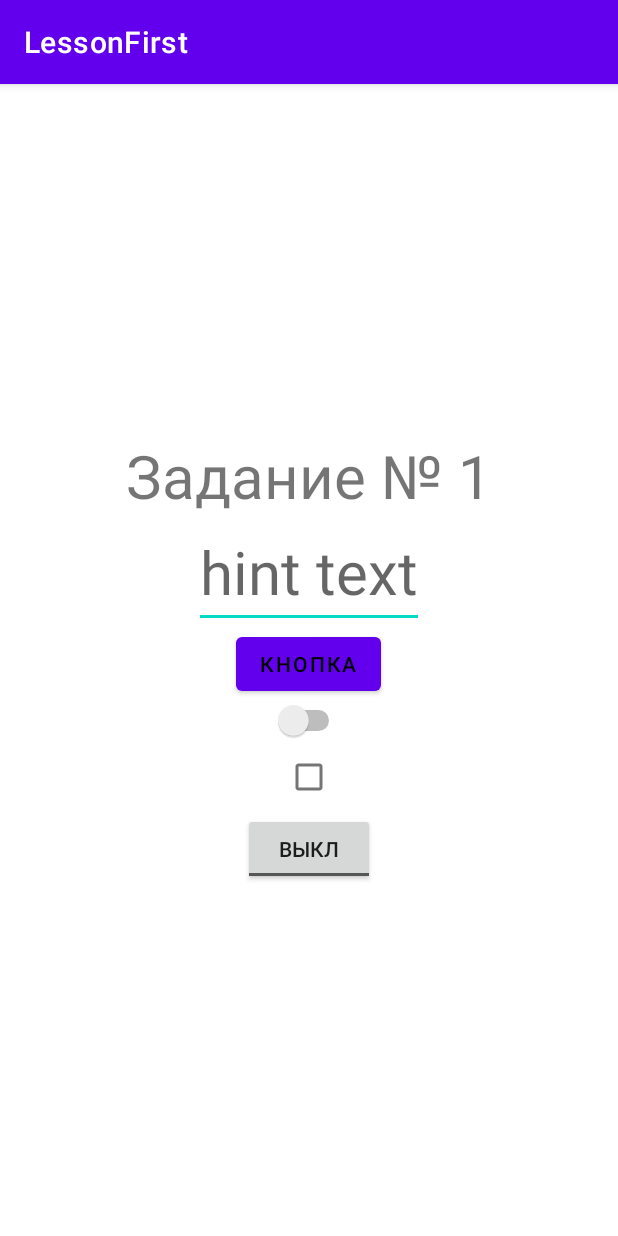
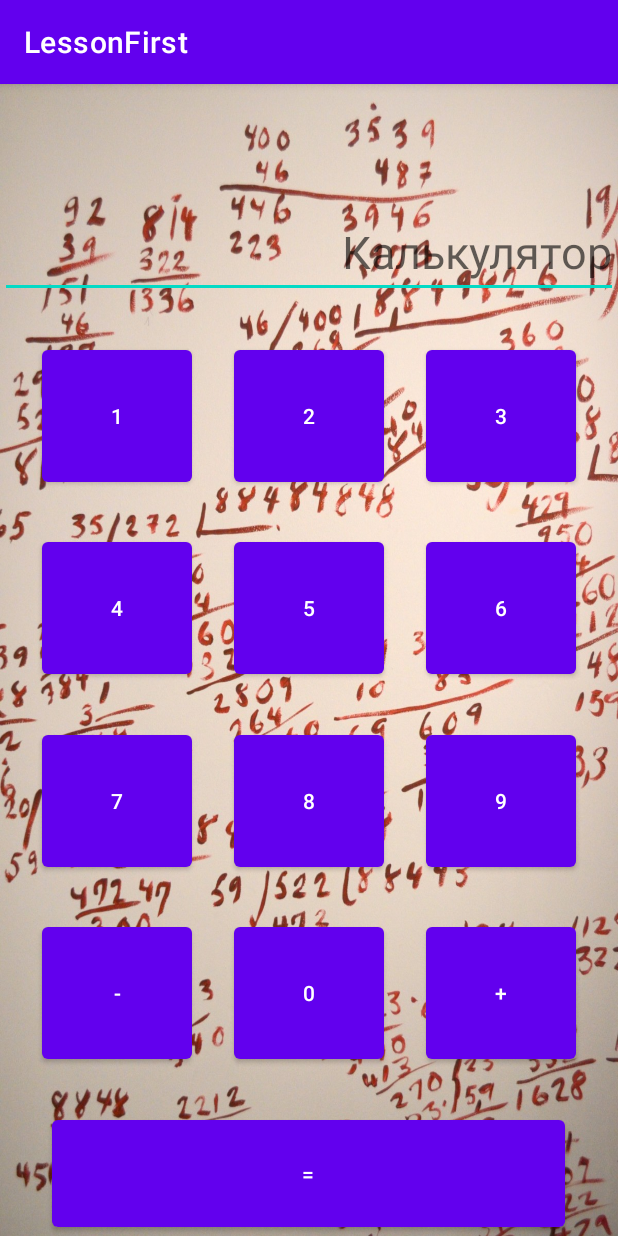
Before and after one commit to Chelt0n/gb_lessons, an Android app: the screen it shows after launch (MainActivity), on a phone screen of 412 x 824 dp. Run offline under Robolectric (Android 15) with nearby library versions, the phone set to English and light mode, and no system bars.

Commit message:
Сделал кнопки калькулятора

```diff
--- a/app/src/main/java/com/example/lessonfirst/MainActivity.java
+++ b/app/src/main/java/com/example/lessonfirst/MainActivity.java
@@ -9,7 +9,7 @@ public class MainActivity extends AppCompatActivity {
     @Override
     protected void onCreate(Bundle savedInstanceState) {
         super.onCreate(savedInstanceState);
-       setContentView(R.layout.activity_main);
-       // setContentView(R.layout.activity_second);
+       setContentView(R.layout.calculator);
+
     }
 }
--- /dev/null
+++ b/app/src/main/res/layout/calculator.xml
@@ -0,0 +1,166 @@
+<?xml version="1.0" encoding="utf-8"?>
+<androidx.constraintlayout.widget.ConstraintLayout xmlns:android="http://schemas.android.com/apk/res/android"
+    xmlns:app="http://schemas.android.com/apk/res-auto"
+    android:layout_width="match_parent"
+    android:layout_height="match_parent"
+    android:background="@drawable/image">
+
+    <EditText
+        android:id="@+id/editText5"
+        android:layout_width="match_parent"
+        android:layout_height="wrap_content"
+        android:gravity="right"
+        android:hint="Калькулятор"
+        android:textColor="@color/black"
+        android:textSize="30dp"
+        app:layout_constraintBottom_toBottomOf="parent"
+        app:layout_constraintEnd_toEndOf="parent"
+        app:layout_constraintHorizontal_bias="0.0"
+        app:layout_constraintStart_toStartOf="parent"
+        app:layout_constraintTop_toTopOf="parent"
+        app:layout_constraintVertical_bias="0.115" />
+
+    <Button
+        android:id="@+id/minus"
+        android:layout_width="100dp"
+        android:layout_height="100dp"
+        android:text="-"
+        app:layout_constraintBottom_toTopOf="@+id/equal"
+        app:layout_constraintEnd_toStartOf="@+id/zero"
+        app:layout_constraintHorizontal_bias="0.5"
+        app:layout_constraintStart_toStartOf="parent"
+        app:layout_constraintTop_toBottomOf="@+id/seven" />
+
+    <Button
+        android:id="@+id/one"
+        android:layout_width="100dp"
+        android:layout_height="100dp"
+        android:text="1"
+        app:layout_constraintBottom_toTopOf="@+id/four"
+        app:layout_constraintEnd_toStartOf="@+id/two"
+        app:layout_constraintHorizontal_bias="0.5"
+        app:layout_constraintStart_toStartOf="parent"
+        app:layout_constraintTop_toBottomOf="@+id/editText5" />
+
+    <Button
+        android:id="@+id/two"
+        android:layout_width="100dp"
+        android:layout_height="100dp"
+        android:text="2"
+        app:layout_constraintBottom_toTopOf="@+id/five"
+        app:layout_constraintEnd_toStartOf="@+id/three"
+        app:layout_constraintHorizontal_bias="0.5"
+        app:layout_constraintStart_toEndOf="@+id/one"
+        app:layout_constraintTop_toBottomOf="@+id/editText5" />
+
+    <Button
+        android:id="@+id/three"
+        android:layout_width="100dp"
+        android:layout_height="100dp"
+        android:text="3"
+        app:layout_constraintBottom_toTopOf="@+id/six"
+        app:layout_constraintEnd_toEndOf="parent"
+        app:layout_constraintHorizontal_bias="0.5"
+        app:layout_constraintStart_toEndOf="@+id/two"
+        app:layout_constraintTop_toBottomOf="@+id/editText5" />
+
+    <Button
+        android:id="@+id/four"
+        android:layout_width="100dp"
+        android:layout_height="100dp"
+        android:text="4"
+        app:layout_constraintBottom_toTopOf="@+id/seven"
+        app:layout_constraintEnd_toStartOf="@+id/five"
+        app:layout_constraintHorizontal_bias="0.5"
+        app:layout_constraintStart_toStartOf="parent"
+        app:layout_constraintTop_toBottomOf="@+id/one" />
+
+    <Button
+        android:id="@+id/five"
+        android:layout_width="100dp"
+        android:layout_height="100dp"
+        android:text="5"
+        app:layout_constraintBottom_toTopOf="@+id/eight"
+        app:layout_constraintEnd_toStartOf="@+id/six"
+        app:layout_constraintHorizontal_bias="0.5"
+        app:layout_constraintStart_toEndOf="@+id/four"
+        app:layout_constraintTop_toBottomOf="@+id/two" />
+
+    <Button
+        android:id="@+id/six"
+        android:layout_width="100dp"
+        android:layout_height="100dp"
+        android:text="6"
+        app:layout_constraintBottom_toTopOf="@+id/nine"
+        app:layout_constraintEnd_toEndOf="parent"
+        app:layout_constraintHorizontal_bias="0.5"
+        app:layout_constraintStart_toEndOf="@+id/five"
+        app:layout_constraintTop_toBottomOf="@+id/three" />
+
+    <Button
+        android:id="@+id/seven"
+        android:layout_width="100dp"
+        android:layout_height="100dp"
+        android:text="7"
+        app:layout_constraintBottom_toTopOf="@+id/minus"
+        app:layout_constraintEnd_toStartOf="@+id/eight"
+        app:layout_constraintHorizontal_bias="0.5"
+        app:layout_constraintStart_toStartOf="parent"
+        app:layout_constraintTop_toBottomOf="@+id/four" />
+
+    <Button
+        android:id="@+id/eight"
+        android:layout_width="100dp"
+        android:layout_height="100dp"
+        android:text="8"
+        app:layout_constraintBottom_toTopOf="@+id/zero"
+        app:layout_constraintEnd_toStartOf="@+id/nine"
+        app:layout_constraintHorizontal_bias="0.5"
+        app:layout_constraintStart_toEndOf="@+id/seven"
+        app:layout_constraintTop_toBottomOf="@+id/five" />
+
+    <Button
+        android:id="@+id/nine"
+        android:layout_width="100dp"
+        android:layout_height="100dp"
+        android:text="9"
+        app:layout_constraintBottom_toTopOf="@+id/plus"
+        app:layout_constraintEnd_toEndOf="parent"
+        app:layout_constraintHorizontal_bias="0.5"
+        app:layout_constraintStart_toEndOf="@+id/eight"
+        app:layout_constraintTop_toBottomOf="@+id/six" />
+
+    <Button
+        android:id="@+id/zero"
+        android:layout_width="100dp"
+        android:layout_height="100dp"
+        android:text="0"
+        app:layout_constraintBottom_toTopOf="@+id/equal"
+        app:layout_constraintEnd_toStartOf="@+id/plus"
+        app:layout_constraintHorizontal_bias="0.5"
+        app:layout_constraintStart_toEndOf="@+id/minus"
+        app:layout_constraintTop_toBottomOf="@+id/eight" />
+
+    <Button
+        android:id="@+id/plus"
+        android:layout_width="100dp"
+        android:layout_height="100dp"
+        android:text="+"
+        app:layout_constraintBottom_toTopOf="@+id/equal"
+        app:layout_constraintEnd_toEndOf="parent"
+        app:layout_constraintHorizontal_bias="0.5"
+        app:layout_constraintStart_toEndOf="@+id/zero"
+        app:layout_constraintTop_toBottomOf="@+id/nine" />
+
+    <Button
+        android:id="@+id/equal"
+        android:layout_width="342dp"
+        android:layout_height="83dp"
+        android:text="="
+        app:layout_constraintBottom_toBottomOf="parent"
+        app:layout_constraintEnd_toEndOf="@+id/plus"
+        app:layout_constraintHorizontal_bias="0.475"
+        app:layout_constraintStart_toStartOf="@+id/minus" />
+
+
+</androidx.constraintlayout.widget.ConstraintLayout>
```
Also changed, not shown: app/src/main/res/drawable/image.jpg (added).
